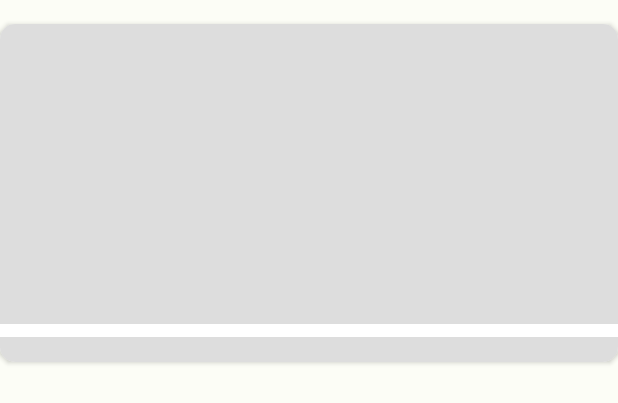
After one commit to gojalifs/submission_intermediate, an Android app: the layout story_card_shimmer.xml on its own in the app's theme, with its tools: preview values and no code run, on a phone screen of 412 x 824 dp. The commit adds this screen. Shown: the top 403 px of the screen. Run offline under Robolectric (Android 15) with nearby library versions, the phone set to English and light mode, and no system bars; network calls fail.

Commit message:
added shimmer

```diff
--- a/app/build.gradle.kts
+++ b/app/build.gradle.kts
@@ -67,9 +67,13 @@ dependencies {
     implementation("com.squareup.retrofit2:converter-gson:2.9.0")
     implementation("com.squareup.okhttp3:logging-interceptor:4.11.0")
 
-    implementation("androidx.lifecycle:lifecycle-runtime-ktx:2.6.2") //untuk lifecycleScope
+    //untuk lifecycleScope
+    implementation("androidx.lifecycle:lifecycle-runtime-ktx:2.6.2")
     implementation("androidx.lifecycle:lifecycle-livedata-ktx:2.6.2")
     implementation("androidx.activity:activity-ktx:1.8.0")
+
+    // others
+    implementation("com.facebook.shimmer:shimmer:0.5.0")
 
     testImplementation("junit:junit:4.13.2")
     androidTestImplementation("androidx.test.ext:junit:1.1.5")
--- /dev/null
+++ b/app/src/main/res/drawable/rect_shape.xml
@@ -0,0 +1,8 @@
+<?xml version="1.0" encoding="utf-8"?>
+<selector xmlns:android="http://schemas.android.com/apk/res/android">
+    <item>
+        <shape android:shape="rectangle" android:innerRadius="10dp">
+            <solid android:color="#DDD" />
+        </shape>
+    </item>
+</selector>
--- /dev/null
+++ b/app/src/main/res/layout/story_card_shimmer.xml
@@ -0,0 +1,47 @@
+<?xml version="1.0" encoding="utf-8"?>
+
+<com.facebook.shimmer.ShimmerFrameLayout xmlns:android="http://schemas.android.com/apk/res/android"
+    xmlns:app="http://schemas.android.com/apk/res-auto"
+    xmlns:tools="http://schemas.android.com/tools"
+    android:id="@+id/rv_story_shimmer"
+    android:layout_width="match_parent"
+    android:layout_height="match_parent">
+
+    <androidx.cardview.widget.CardView
+        android:id="@+id/card_item"
+        android:layout_width="match_parent"
+        android:layout_height="225dp"
+        android:layout_marginVertical="16dp"
+        android:paddingVertical="16dp"
+        app:cardCornerRadius="10dp">
+
+        <androidx.constraintlayout.widget.ConstraintLayout
+            android:layout_width="match_parent"
+            android:layout_height="match_parent">
+
+            <View
+                android:id="@+id/im_shimmer"
+                android:layout_width="match_parent"
+                android:layout_height="200dp"
+                android:background="@drawable/rect_shape"
+                app:layout_constraintEnd_toEndOf="parent"
+                app:layout_constraintStart_toStartOf="parent"
+                app:layout_constraintTop_toTopOf="parent" />
+
+            <TextView
+                android:id="@+id/tv_user_name_shimmer"
+                android:layout_width="match_parent"
+                android:layout_height="wrap_content"
+                android:layout_marginTop="16dp"
+                android:background="#ddd"
+                android:paddingStart="8dp"
+                android:paddingEnd="8dp"
+                android:textSize="18sp"
+                android:textStyle="bold"
+                app:layout_constraintBottom_toBottomOf="parent"
+                app:layout_constraintEnd_toEndOf="parent"
+                app:layout_constraintStart_toStartOf="parent"
+                app:layout_constraintTop_toBottomOf="@+id/im_shimmer" />
+        </androidx.constraintlayout.widget.ConstraintLayout>
+    </androidx.cardview.widget.CardView>
+</com.facebook.shimmer.ShimmerFrameLayout>
```
Also changed, not shown: app/src/main/java/com/satria/dicoding/latihan/storyapp_submission/view/home/HomeActivity.kt (+11 -2 lines), app/src/main/res/layout/activity_home.xml (+22 -1 lines).
